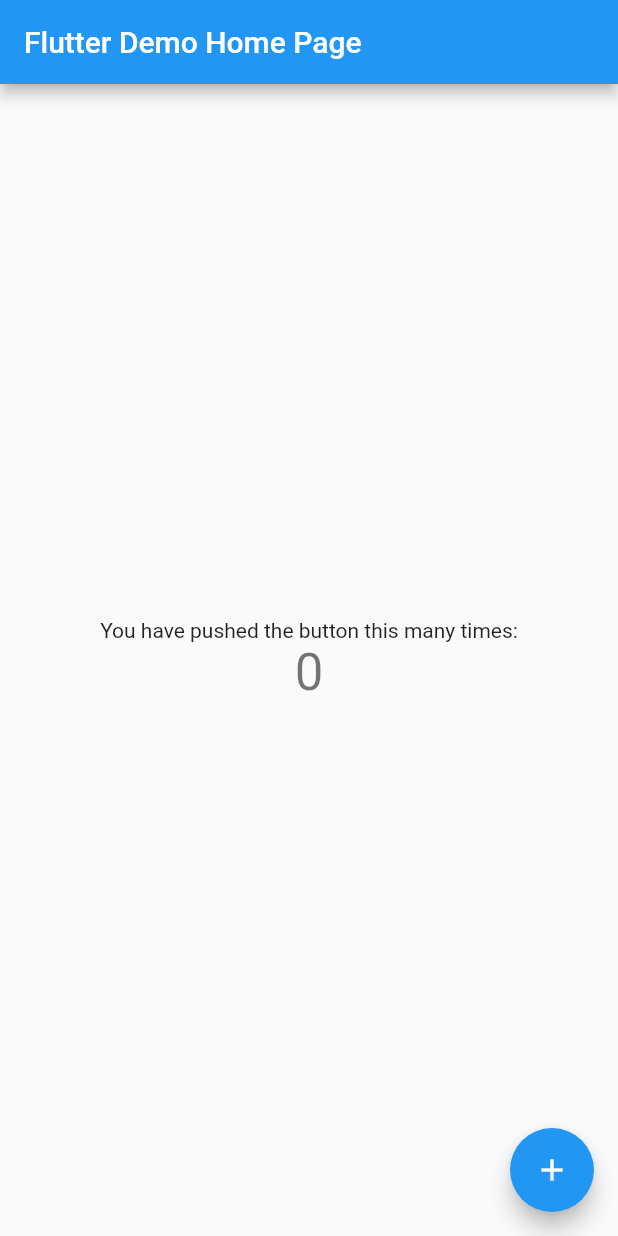
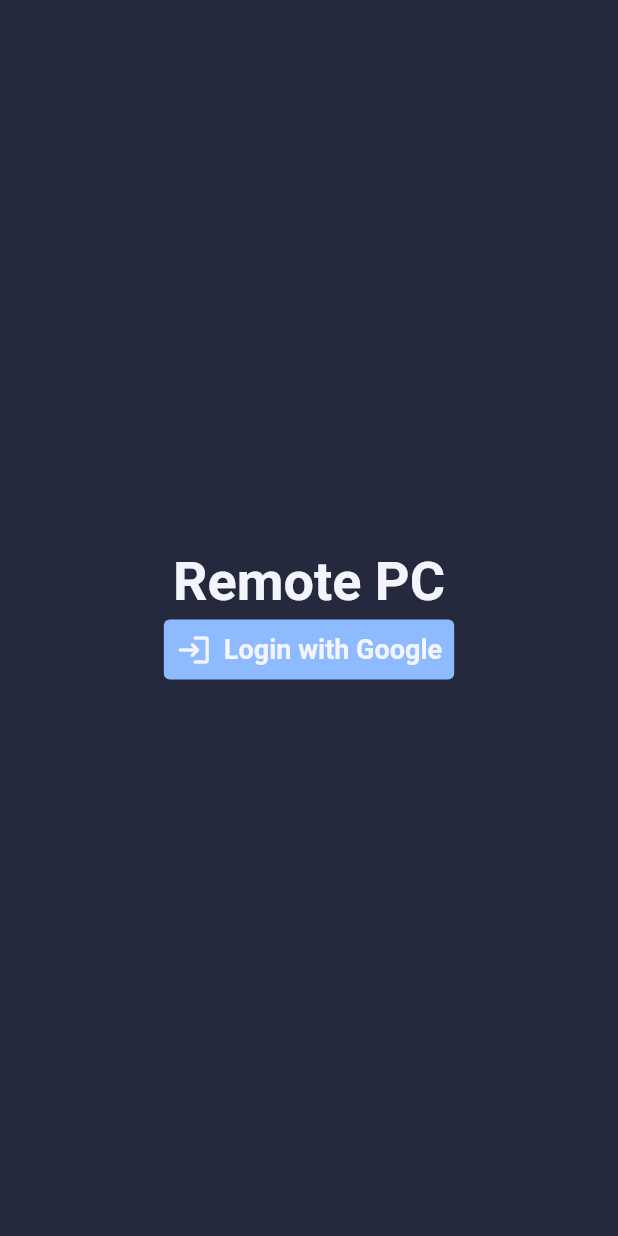
Before and after one commit to Abhijna-Raghavendra/Techshilla-RemotePC, a Flutter app: the screen it shows after launch, on a phone screen of 412 x 824 dp. Run offline on Flutter 3.47's test engine with Material 2 defaults, Android fonts, the phone set to English and light mode, and no system bars.

Commit message:
feat: Add UI of mobile login screen

```diff
--- a/mobile/lib/main.dart
+++ b/mobile/lib/main.dart
@@ -1,115 +1,21 @@
 import 'package:flutter/material.dart';
+import 'package:mobile/screens/home_screen.dart';
+import 'package:mobile/screens/login_screen.dart';
 
 void main() {
-  runApp(const MyApp());
+  runApp(const MobileApp());
 }
 
-class MyApp extends StatelessWidget {
-  const MyApp({super.key});
+class MobileApp extends StatelessWidget {
+  const MobileApp({super.key});
 
-  // This widget is the root of your application.
   @override
   Widget build(BuildContext context) {
     return MaterialApp(
-      title: 'Flutter Demo',
-      theme: ThemeData(
-        // This is the theme of your application.
-        //
-        // Try running your application with "flutter run". You'll see the
-        // application has a blue toolbar. Then, without quitting the app, try
-        // changing the primarySwatch below to Colors.green and then invoke
-        // "hot reload" (press "r" in the console where you ran "flutter run",
-        // or simply save your changes to "hot reload" in a Flutter IDE).
-        // Notice that the counter didn't reset back to zero; the application
-        // is not restarted.
-        primarySwatch: Colors.blue,
-      ),
-      home: const MyHomePage(title: 'Flutter Demo Home Page'),
+      routes: {
+        '/': (context) => const LoginScreen(),
+        '/home': (context) => const MobileHome(),
+      },
     );
   }
 }
-
-class MyHomePage extends StatefulWidget {
-  const MyHomePage({super.key, required this.title});
-
-  // This widget is the home page of your application. It is stateful, meaning
-  // that it has a State object (defined below) that contains fields that affect
-  // how it looks.
-
-  // This class is the configuration for the state. It holds the values (in this
-  // case the title) provided by the parent (in this case the App widget) and
-  // used by the build method of the State. Fields in a Widget subclass are
-  // always marked "final".
-
-  final String title;
-
-  @override
-  State<MyHomePage> createState() => _MyHomePageState();
-}
-
-class _MyHomePageState extends State<MyHomePage> {
-  int _counter = 0;
-
-  void _incrementCounter() {
-    setState(() {
-      // This call to setState tells the Flutter framework that something has
-      // changed in this State, which causes it to rerun the build method below
-      // so that the display can reflect the updated values. If we changed
-      // _counter without calling setState(), then the build method would not be
-      // called again, and so nothing would appear to happen.
-      _counter++;
-    });
-  }
-
-  @override
-  Widget build(BuildContext context) {
-    // This method is rerun every time setState is called, for instance as done
-    // by the _incrementCounter method above.
-    //
-    // The Flutter framework has been optimized to make rerunning build methods
-    // fast, so that you can just rebuild anything that needs updating rather
-    // than having to individually change instances of widgets.
-    return Scaffold(
-      appBar: AppBar(
-        // Here we take the value from the MyHomePage object that was created by
-        // the App.build method, and use it to set our appbar title.
-        title: Text(widget.title),
-      ),
-      body: Center(
-        // Center is a layout widget. It takes a single child and positions it
-        // in the middle of the parent.
-        child: Column(
-          // Column is also a layout widget. It takes a list of children and
-          // arranges them vertically. By default, it sizes itself to fit its
-          // children horizontally, and tries to be as tall as its parent.
-          //
-          // Invoke "debug painting" (press "p" in the console, choose the
-          // "Toggle Debug Paint" action from the Flutter Inspector in Android
-          // Studio, or the "Toggle Debug Paint" command in Visual Studio Code)
-          // to see the wireframe for each widget.
-          //
-          // Column has various properties to control how it sizes itself and
-          // how it positions its children. Here we use mainAxisAlignment to
-          // center the children vertically; the main axis here is the vertical
-          // axis because Columns are vertical (the cross axis would be
-          // horizontal).
-          mainAxisAlignment: MainAxisAlignment.center,
-          children: <Widget>[
-            const Text(
-              'You have pushed the button this many times:',
-            ),
-            Text(
-              '$_counter',
-              style: Theme.of(context).textTheme.headlineMedium,
-            ),
-          ],
-        ),
-      ),
-      floatingActionButton: FloatingActionButton(
-        onPressed: _incrementCounter,
-        tooltip: 'Increment',
-        child: const Icon(Icons.add),
-      ), // This trailing comma makes auto-formatting nicer for build methods.
-    );
-  }
-}
--- /dev/null
+++ b/mobile/lib/screens/home_screen.dart
@@ -0,0 +1,10 @@
+import 'package:flutter/material.dart';
+
+class MobileHome extends StatelessWidget {
+  const MobileHome({super.key});
+
+  @override
+  Widget build(BuildContext context) {
+    return const Placeholder();
+  }
+}
--- /dev/null
+++ b/mobile/lib/screens/login_screen.dart
@@ -0,0 +1,37 @@
+import 'package:flutter/material.dart';
+
+class LoginScreen extends StatelessWidget {
+  const LoginScreen({super.key});
+
+  @override
+  Widget build(BuildContext context) {
+    return Scaffold(
+      backgroundColor: const Color(0xff24293e),
+      body: Center(
+        child: Column(mainAxisAlignment: MainAxisAlignment.center, children: [
+          const Text(
+            'Remote PC',
+            style: TextStyle(
+                fontSize: 36,
+                fontWeight: FontWeight.bold,
+                color: Color(0xfff4f5fc)),
+          ),
+          TextButton.icon(
+              onPressed: () {},
+              icon: const Icon(Icons.login_rounded),
+              label: const Text(
+                'Login with Google',
+                style: TextStyle(
+                  fontSize: 18,
+                  fontWeight: FontWeight.bold,
+                ),
+              ),
+              style: const ButtonStyle(
+                foregroundColor: MaterialStatePropertyAll(Color(0xfff4f5fc)),
+                backgroundColor: MaterialStatePropertyAll(Color(0xff8ebbff)),
+              )),
+        ]),
+      ),
+    );
+  }
+}
```
Also changed, not shown: 1 other file.
